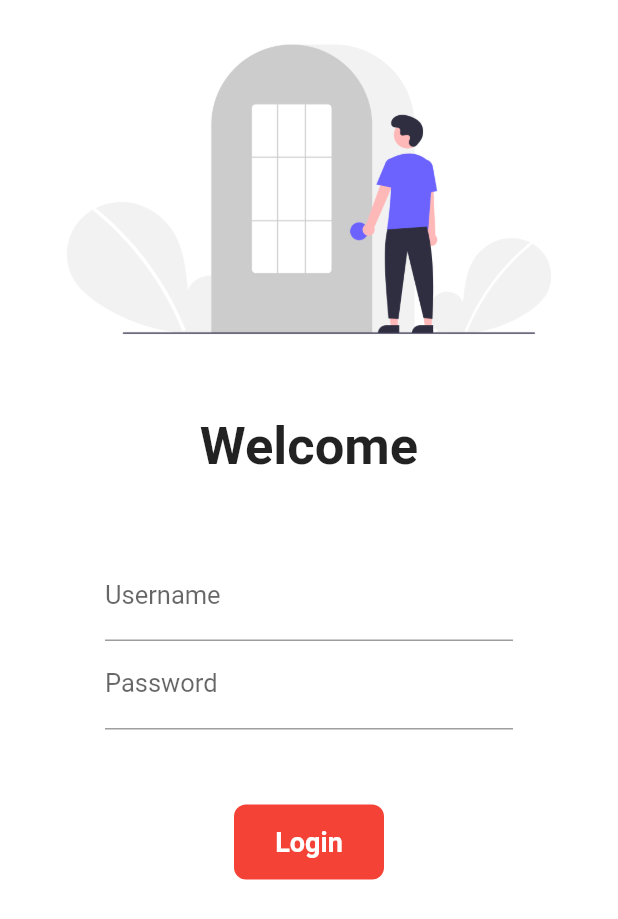
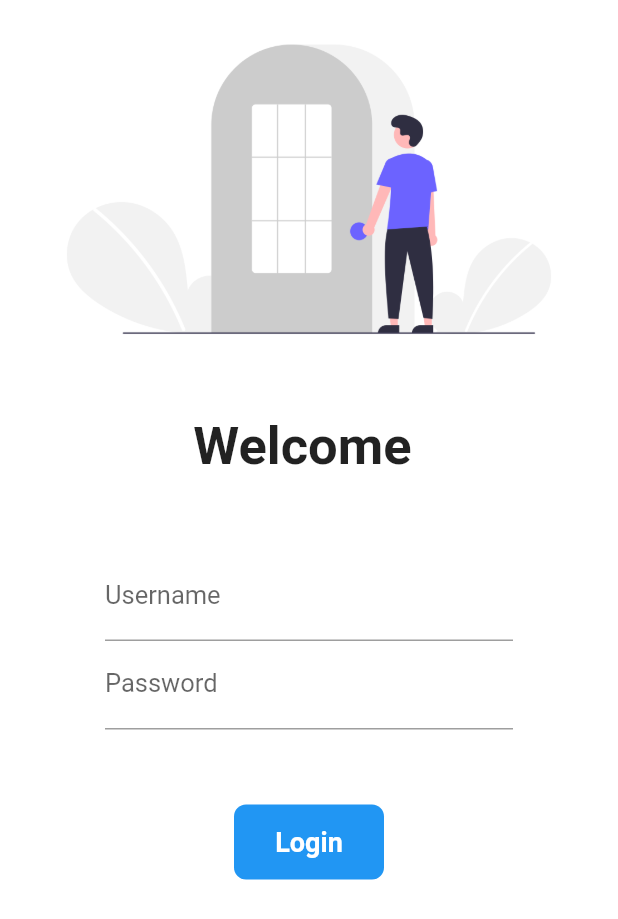
Before and after one commit to rohanpramanik18/FlutterTutorial, a Flutter app: the screen it shows after launch, on a phone screen of 412 x 824 dp. Shown: the top 919 px of the screen. Run offline on Flutter 3.47's test engine with Material 2 defaults, Android fonts, the phone set to English and light mode, and no system bars; Roboto replaces fonts that are missing (Raleway).

Commit message:
StatefulWidgetCompleted

```diff
--- a/lib/pages/loginpage.dart
+++ b/lib/pages/loginpage.dart
@@ -9,6 +9,7 @@ class LoginPage extends StatefulWidget {
 
 class _LoginPageState extends State<LoginPage> {
   bool changeState = false;
+  String name = '';
   @override
   Widget build(BuildContext context) {
     return Material(
@@ -23,8 +24,8 @@ class _LoginPageState extends State<LoginPage> {
             SizedBox(
               height: 25,
             ),
-            const Text(
-              "Welcome",
+            Text(
+              "Welcome $name",
               style: TextStyle(
                 fontSize: 35,
                 fontFamily: 'Raleway',
@@ -36,6 +37,7 @@ class _LoginPageState extends State<LoginPage> {
               child: Column(
                 children: [
                   TextFormField(
+                    onChanged: (value) => {name = value, setState(() {})},
                     decoration: InputDecoration(
                       label: Text(
                         'Username',
@@ -58,7 +60,10 @@ class _LoginPageState extends State<LoginPage> {
               ),
             ),
 
-            InkWell(
+            Material(
+              color: Colors.blue,
+              borderRadius: BorderRadius.circular(changeState ? 20 : 8),
+              child: InkWell(
                 onTap: () async {
                   setState(() {
                     changeState = true;
@@ -82,9 +87,6 @@ class _LoginPageState extends State<LoginPage> {
                             color: Colors.white,
                           ),
                         ),
-                decoration: BoxDecoration(
-                  color: Colors.red,
-                  borderRadius: BorderRadius.circular(changeState ? 20 : 8),
                 ),
               ),
             ),
```
Lines whose indentation alone changed are shown as unchanged.
